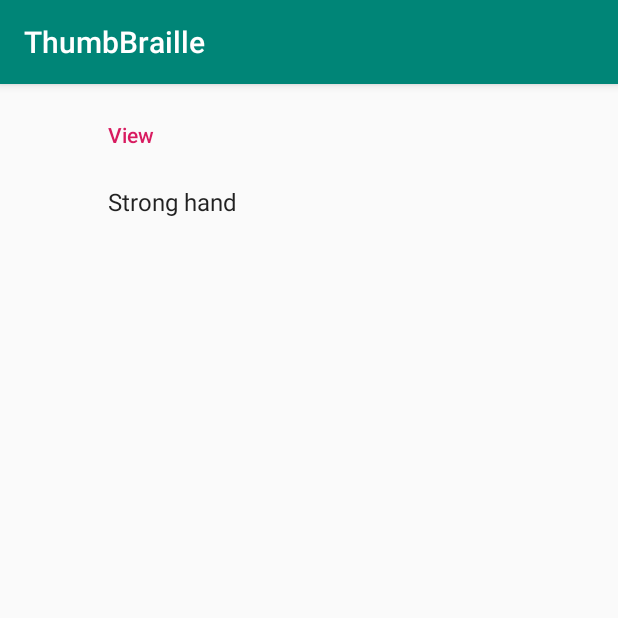
After one commit to KanaHayama/ThumbBrailleIME, an Android app: the SettingsActivity screen opened directly, with no data from a screen before it, on a phone screen of 412 x 824 dp, the top half of it. The commit adds this screen. Run offline under Robolectric (Android 15) with nearby library versions, the phone set to English and light mode, and no system bars; our stand-ins replace androidx.preference.

Commit message:
Add Setting Activity

```diff
--- a/app/build.gradle
+++ b/app/build.gradle
@@ -21,6 +21,7 @@ android {
 dependencies {
     implementation fileTree(dir: 'libs', include: ['*.jar'])
     implementation 'com.android.support:appcompat-v7:28.0.0'
+    implementation  'com.android.support:preference-v7:28.0.0'
     implementation 'com.android.support.constraint:constraint-layout:1.1.3'
     testImplementation 'junit:junit:4.12'
     androidTestImplementation 'com.android.support.test:runner:1.0.2'
--- a/app/src/main/AndroidManifest.xml
+++ b/app/src/main/AndroidManifest.xml
@@ -10,6 +10,7 @@
         android:supportsRtl="true"
         android:theme="@style/AppTheme">
         <activity android:name=".SpeechActivity"></activity>
+        <activity android:name=".SettingsActivity"></activity>
         <activity android:name=".MainActivity">
             <intent-filter>
                 <action android:name="android.intent.action.MAIN" />
--- a/app/src/main/java/com/tbraille/android/MainActivity.java
+++ b/app/src/main/java/com/tbraille/android/MainActivity.java
@@ -28,7 +28,7 @@ public class MainActivity extends AppCompatActivity implements AdapterView.OnIte
         setContentView(R.layout.activity_main);
         dataList = new ArrayList<String>();
         dataList.add("Go to Speech");
-        //dataList.add("Setting sample")
+        dataList.add("Settings");
         // Setting adapter
         ListAdapter adapter = new ArrayAdapter<String>(MainActivity.this,
                 android.R.layout.simple_list_item_1, dataList);
@@ -46,6 +46,11 @@ public class MainActivity extends AppCompatActivity implements AdapterView.OnIte
             Intent intent = new Intent(MainActivity.this, SpeechActivity.class);
             startActivity(intent);
         }
+        // setting
+        if (position == 1) {
+            Intent intent = new Intent(MainActivity.this, SettingsActivity.class);
+            startActivity(intent);
+        }
 //        Toast.makeText(MainActivity.this, "Click on" + position + "",0).show();
     }
 }
--- a/app/src/main/java/com/tbraille/android/Setting.java
+++ b/app/src/main/java/com/tbraille/android/Setting.java
@@ -1,6 +1,8 @@
 package com.tbraille.android;
 
 public class Setting {
+
+
 
     public static float getSplitterPosition() {
         return 0.5f;
--- /dev/null
+++ b/app/src/main/java/com/tbraille/android/SettingsActivity.java
@@ -0,0 +1,20 @@
+package com.tbraille.android;
+
+import android.os.Bundle;
+import android.support.v4.app.FragmentTransaction;
+import android.support.v7.app.AppCompatActivity;
+import android.widget.ArrayAdapter;
+import android.widget.ListAdapter;
+import android.widget.ListView;
+
+import java.util.ArrayList;
+
+public class SettingsActivity extends AppCompatActivity {
+    @Override
+    protected void onCreate(Bundle savedInstanceState) {
+        super.onCreate(savedInstanceState);
+        setContentView(R.layout.activity_settings);
+        SettingsFragment fragment = new SettingsFragment();
+        getSupportFragmentManager().beginTransaction().replace(R.id.content, fragment).commit();
+    }
+}
--- /dev/null
+++ b/app/src/main/java/com/tbraille/android/SettingsFragment.java
@@ -0,0 +1,13 @@
+package com.tbraille.android;
+
+import android.os.Bundle;
+import android.support.v7.preference.PreferenceFragmentCompat;
+
+public class SettingsFragment extends PreferenceFragmentCompat {
+    @Override
+    public void onCreatePreferences(Bundle savedInstanceState, String rootKey) {
+        getPreferenceManager().setSharedPreferencesName("default_setting");
+        // Load the preferences from an XML resource
+        setPreferencesFromResource(R.xml.pref_settings, rootKey);
+    }
+}
--- /dev/null
+++ b/app/src/main/res/layout/activity_settings.xml
@@ -0,0 +1,13 @@
+<?xml version="1.0" encoding="utf-8"?>
+<RelativeLayout xmlns:android="http://schemas.android.com/apk/res/android"
+    xmlns:tools="http://schemas.android.com/tools"
+    android:layout_width="match_parent"
+    android:layout_height="match_parent"
+    tools:context="com.tbraille.android.SettingsActivity">
+
+    <FrameLayout
+        android:id="@+id/content"
+        android:layout_width="match_parent"
+        android:layout_height="match_parent"
+        />
+</RelativeLayout>
--- /dev/null
+++ b/app/src/main/res/values/array.xml
@@ -0,0 +1,12 @@
+<?xml version="1.0" encoding="utf-8"?>
+<resources>
+    <string-array name="pref_strong_hand_entries">
+        <item>Left</item>
+        <item>Right</item>
+    </string-array>
+
+    <string-array name="pref_strong_hand_entry_values">
+        <item>left</item>
+        <item>right</item>
+    </string-array>
+</resources>
--- a/app/src/main/res/values/strings.xml
+++ b/app/src/main/res/values/strings.xml
@@ -1,3 +1,7 @@
 <resources>
     <string name="app_name">ThumbBraille</string>
+    <string name="pref_title_view_settings">View</string>
+    <string name="pref_strong_hand_title">Strong hand</string>
+    <string name="pref_strong_hand_key">strong_hand</string>
+    <string name="pref_strong_hand_default_value">right</string>
 </resources>
--- /dev/null
+++ b/app/src/main/res/xml/pref_settings.xml
@@ -0,0 +1,13 @@
+<?xml version="1.0" encoding="utf-8"?>
+<PreferenceScreen xmlns:android="http://schemas.android.com/apk/res/android">
+    <PreferenceCategory
+        android:title="@string/pref_title_view_settings">
+        <ListPreference
+            android:title="@string/pref_strong_hand_title"
+            android:entries="@array/pref_strong_hand_entries"
+            android:entryValues="@array/pref_strong_hand_entry_values"
+            android:key="@string/pref_strong_hand_key"
+            android:defaultValue="@string/pref_strong_hand_default_value"
+            />
+    </PreferenceCategory>
+</PreferenceScreen>
```
